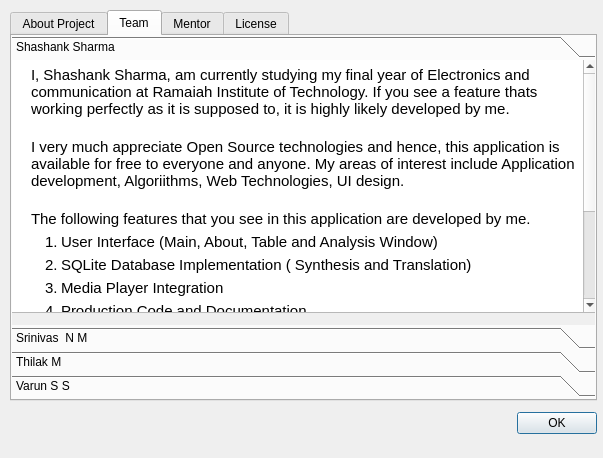
Above: App/ui/AboutWindow.ui from shashankrnr32/KannadaTTS-Application before the change. Below: the same form after it.
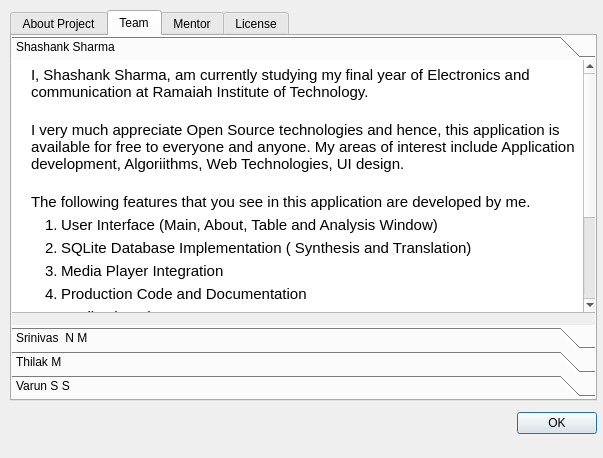
That is the form after the change. Icons and pictures are not drawn.

Diff of the .ui file:
```diff
--- a/App/ui/AboutWindow.ui
+++ b/App/ui/AboutWindow.ui
@@ -132,7 +132,7 @@
 &lt;td&gt;
 &lt;p style=&quot; margin-top:0px; margin-bottom:0px; margin-left:0px; margin-right:0px; -qt-block-indent:0; text-indent:0px;&quot;&gt;&lt;img src=&quot;:/img/img/sbs.png&quot; width=&quot;150&quot; height=&quot;150&quot; /&gt;&lt;/p&gt;&lt;/td&gt;
 &lt;td&gt;
-&lt;p style=&quot; margin-top:20px; margin-bottom:5px; margin-left:10px; margin-right:0px; -qt-block-indent:0; text-indent:0px;&quot;&gt;I, Shashank Sharma, am currently studying my final year of Electronics and communication at Ramaiah Institute of Technology. If you see a feature thats working perfectly as it is supposed to, it is highly likely developed by me. &lt;/p&gt;
+&lt;p style=&quot; margin-top:20px; margin-bottom:5px; margin-left:10px; margin-right:0px; -qt-block-indent:0; text-indent:0px;&quot;&gt;I, Shashank Sharma, am currently studying my final year of Electronics and communication at Ramaiah Institute of Technology. &lt;/p&gt;
 &lt;p style=&quot; margin-top:20px; margin-bottom:5px; margin-left:10px; margin-right:0px; -qt-block-indent:0; text-indent:0px;&quot;&gt;I very much appreciate Open Source technologies and hence, this application is available for free to everyone and anyone. My areas of interest include Application development, Algoriithms, Web Technologies, UI design. &lt;/p&gt;
 &lt;p style=&quot; margin-top:20px; margin-bottom:5px; margin-left:10px; margin-right:0px; -qt-block-indent:0; text-indent:0px;&quot;&gt;The following features that you see in this application are developed by me. &lt;/p&gt;
 &lt;ol style=&quot;margin-top: 0px; margin-bottom: 0px; margin-left: 0px; margin-right: 0px; -qt-list-indent: 1;&quot;&gt;&lt;li style=&quot; margin-top:5px; margin-bottom:0px; margin-left:0px; margin-right:0px; -qt-block-indent:0; text-indent:0px;&quot;&gt;User Interface (Main, About, Table and Analysis Window)&lt;/li&gt;
```
